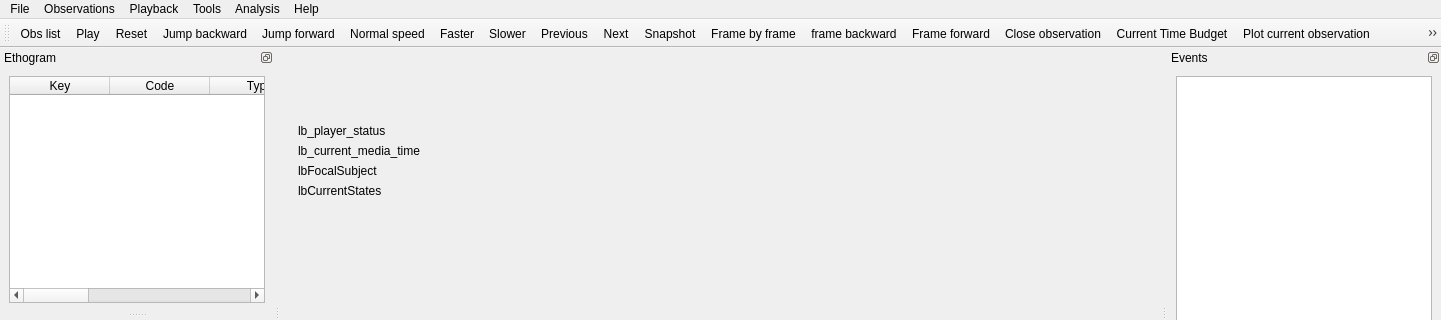
Before: the Qt Designer form boris/core.ui in olivierfriard/BORIS, drawn with Qt 5; both pictures show x 0 to 1441 and y 0 to 320 of the 1441 by 604 pixel window.
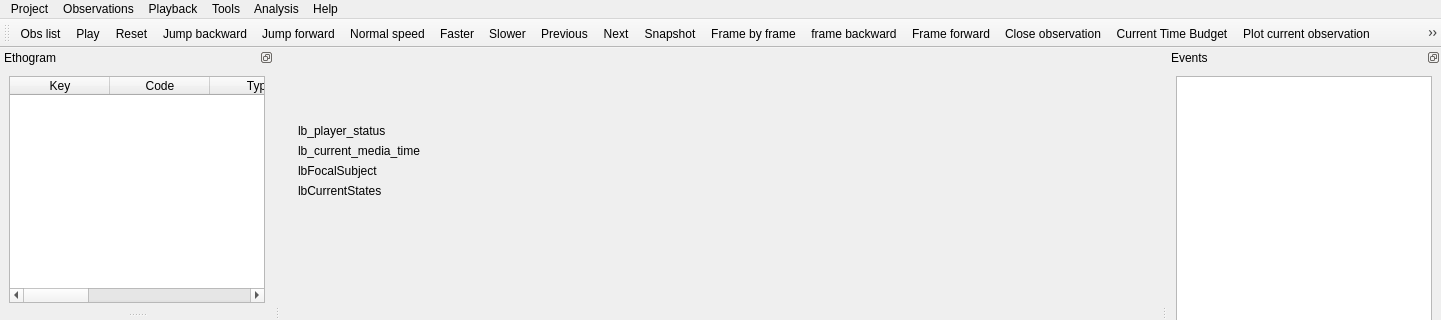
After: the same form once the commit is applied.

The edit to the form file:
```diff
--- a/boris/core.ui
+++ b/boris/core.ui
@@ -152,7 +152,7 @@
      <x>0</x>
      <y>0</y>
      <width>1441</width>
-     <height>35</height>
+     <height>22</height>
     </rect>
    </property>
    <widget class="QMenu" name="menuHelp">
@@ -166,7 +166,7 @@
    </widget>
    <widget class="QMenu" name="menuFile">
     <property name="title">
-     <string>File</string>
+     <string>Project</string>
     </property>
     <widget class="QMenu" name="menuRecent_projects">
      <property name="title">
```
Left out of the diff: 21 changed lines with no effect on the pictures.
